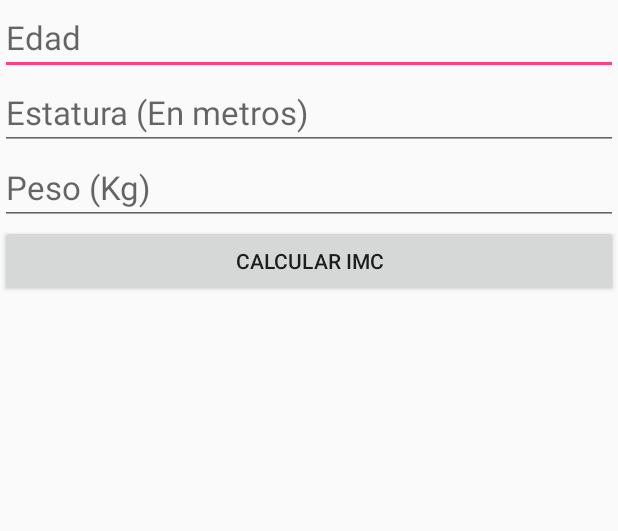
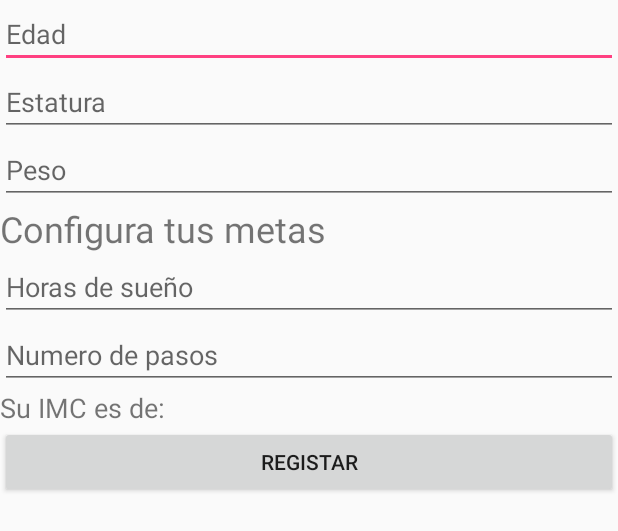
Before and after one commit to unac-dis/Air-Quality-demo, an Android app: the layout calculate_imc.xml on its own in the app's theme, with its tools: preview values and no code run, on a phone screen of 412 x 824 dp. Shown: the top 531 px of the screen. Run offline under Robolectric (Android 15) with nearby library versions, the phone set to English and light mode, and no system bars.

Commit message:
configuracion de una nueva vista con respecto a las metas del usuario

```diff
--- a/app/src/main/AndroidManifest.xml
+++ b/app/src/main/AndroidManifest.xml
@@ -15,7 +15,7 @@
         android:supportsRtl="true"
         android:theme="@style/AppTheme">
         <activity
-            android:name=".auth.LoginActivity"
+            android:name=".view.CalcularIMC"
             android:label="@string/app_name" />
         <activity
             android:name=".view.Test"
--- a/app/src/main/res/layout/calculate_imc.xml
+++ b/app/src/main/res/layout/calculate_imc.xml
@@ -1,6 +1,9 @@
 <?xml version="1.0" encoding="utf-8"?>
 <android.support.constraint.ConstraintLayout
-    xmlns:android="http://schemas.android.com/apk/res/android" android:layout_width="match_parent"
+    xmlns:android="http://schemas.android.com/apk/res/android"
+    xmlns:app="http://schemas.android.com/apk/res-auto"
+    xmlns:tools="http://schemas.android.com/tools"
+    android:layout_width="match_parent"
     android:layout_height="match_parent">
 
     <LinearLayout xmlns:android="http://schemas.android.com/apk/res/android"
@@ -9,44 +12,76 @@
         android:layout_height="wrap_content"
         android:gravity="center"
         android:orientation="vertical">
+    <ScrollView
+        android:layout_width="match_parent"
+        android:layout_height="wrap_content">
+
+        <LinearLayout
+            android:layout_width="match_parent"
+            android:layout_height="wrap_content"
+            android:orientation="vertical"
+            android:layout_gravity="center">
 
             <EditText
-        android:id="@+id/ageText"
+                android:id="@+id/editAge"
                 android:layout_width="match_parent"
                 android:layout_height="wrap_content"
-        android:layout_gravity="center_horizontal"
+                android:ems="10"
                 android:hint="Edad"
-        android:inputType="numberSigned"
-        android:textSize="22sp" />
-
+                android:inputType="number" />
             <EditText
-            android:id="@+id/heighText"
+                android:id="@+id/editHeight"
                 android:layout_width="match_parent"
                 android:layout_height="wrap_content"
-            android:layout_gravity="center_horizontal"
-            android:hint="Estatura (En metros)"
-            android:inputType="numberSigned"
-            android:textSize="22sp" />
+                android:ems="10"
+                android:inputType="numberDecimal"
+                android:hint="Estatura"/>
             <EditText
-            android:id="@+id/weightText"
+                android:id="@+id/editWeight"
                 android:layout_width="match_parent"
                 android:layout_height="wrap_content"
-            android:hint="Peso (Kg)"
+                android:ems="10"
                 android:inputType="numberDecimal"
-            android:textSize="22sp" />
+                android:hint="Peso"/>
+
+            <TextView
+                android:id="@+id/goals"
+                android:layout_width="match_parent"
+                android:layout_height="wrap_content"
+                android:text="Configura tus metas"
+                android:textSize="24sp" />
+            <EditText
+                android:id="@+id/editSleep"
+                android:layout_width="match_parent"
+                android:layout_height="wrap_content"
+                android:ems="10"
+                android:hint="Horas de sueño"
+                android:inputType="number" />
+            <EditText
+                android:id="@+id/editPasos"
+                android:layout_width="match_parent"
+                android:layout_height="wrap_content"
+                android:ems="10"
+                android:hint="Numero de pasos"
+                android:inputType="number" />
+
+            <TextView
+                android:id="@+id/imc"
+                android:layout_width="match_parent"
+                android:layout_height="wrap_content"
+                android:text="Su IMC es de: "
+                android:textSize="18sp"/>
 
             <Button
-            android:id="@+id/calculateIMC"
+                android:id="@+id/button3"
                 android:layout_width="match_parent"
                 android:layout_height="wrap_content"
-            android:text="Calcular IMC" />
+                android:text="Registar" />
 
-        <TextView
-            android:id="@+id/resultText"
-            android:layout_width="match_parent"
-            android:layout_height="44dp"
-            android:textColor="#009617"
-            android:textSize="22sp" />
+
+        </LinearLayout>
+    </ScrollView>
+
     </LinearLayout>
 
 
```
Also changed, not shown: app/src/main/res/drawable/tabla.png (added). Lines whose indentation alone changed are shown as unchanged.
